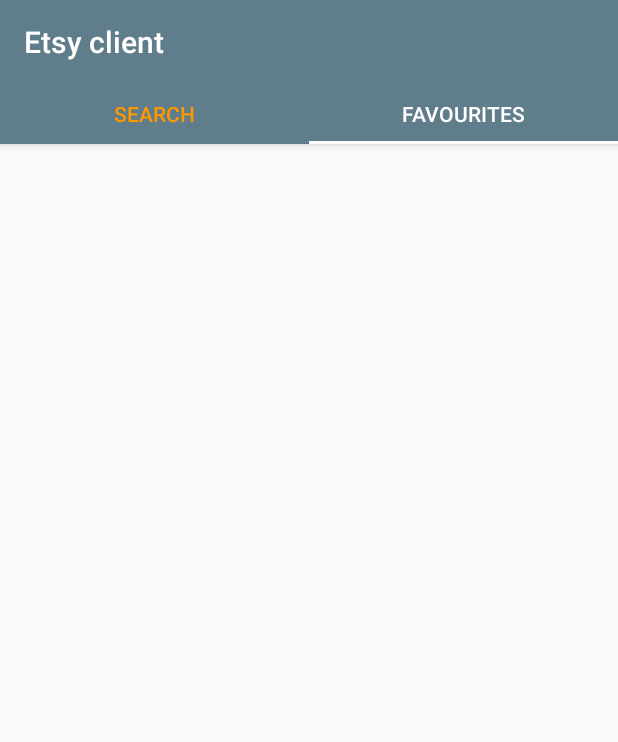
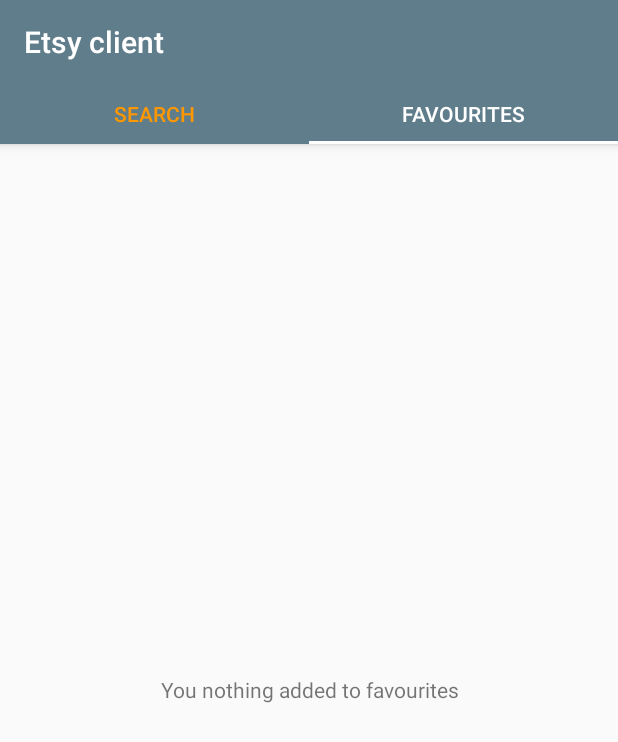
Before and after one commit to oleeja/EtsyClient, an Android app: the screen it shows after launch (MainActivity), tab 2 chosen, on a phone screen of 412 x 824 dp. Shown: the top 742 px of the screen. Run offline under Robolectric (Android 15) with nearby library versions, the phone set to English and light mode, and no system bars; our stand-ins replace ButterKnife, Picasso; libraries missing offline, so code that uses them is left out: com.jakewharton.picasso, rx.android.schedulers, rx.schedulers; pictures from the network do not load; 2 statements that could not run were skipped.

Commit message:
bug fixed

```diff
--- a/app/src/main/java/com/kitsyambocka/etsyclient/fragments/FavouritesFragment.java
+++ b/app/src/main/java/com/kitsyambocka/etsyclient/fragments/FavouritesFragment.java
@@ -2,6 +2,8 @@ package com.kitsyambocka.etsyclient.fragments;
 
 import android.support.v7.widget.GridLayoutManager;
 import android.support.v7.widget.RecyclerView;
+import android.view.View;
+import android.widget.TextView;
 
 import com.kitsyambocka.etsyclient.App;
 import com.kitsyambocka.etsyclient.R;
@@ -21,6 +23,9 @@ public class FavouritesFragment extends BaseFragment {
 
     @BindView(R.id.recycler_favourites)
     RecyclerView recyclerView;
+
+    @BindView(R.id.text_nothing_to_show_favourites)
+    TextView tvNothing;
 
     private GoodsAdapter adapter;
 
@@ -42,12 +47,17 @@ public class FavouritesFragment extends BaseFragment {
         App.getInstance().getDataManager().close();
 
         if(resultGoods!=null){
+            tvNothing.setVisibility(View.GONE);
+            recyclerView.setVisibility(View.VISIBLE);
             goods.setResults(resultGoods);
 
             adapter = new GoodsAdapter(goods, getActivity());
             GridLayoutManager layoutManager = new GridLayoutManager(getActivity(), 3);
             recyclerView.setLayoutManager(layoutManager);
             recyclerView.setAdapter(adapter);
+        }else {
+            tvNothing.setVisibility(View.VISIBLE);
+            recyclerView.setVisibility(View.GONE);
         }
     }
 
--- a/app/src/main/res/layout/fragment_favourites.xml
+++ b/app/src/main/res/layout/fragment_favourites.xml
@@ -2,12 +2,26 @@
 <LinearLayout xmlns:android="http://schemas.android.com/apk/res/android"
     android:layout_width="match_parent"
     android:layout_height="match_parent"
+    android:orientation="vertical"
     android:paddingLeft="@dimen/half_activity_margin"
-    android:paddingRight="@dimen/half_activity_margin"
-    android:orientation="vertical">
+    android:paddingRight="@dimen/half_activity_margin">
 
-    <android.support.v7.widget.RecyclerView
-        android:id="@+id/recycler_favourites"
+    <FrameLayout
         android:layout_width="match_parent"
-        android:layout_height="match_parent" />
+        android:layout_height="match_parent">
+
+        <TextView
+            android:id="@+id/text_nothing_to_show_favourites"
+            android:layout_width="match_parent"
+            android:layout_height="match_parent"
+            android:layout_gravity="center"
+            android:gravity="center"
+            android:text="@string/nothing_to_show_favourites"
+            android:visibility="invisible" />
+
+        <android.support.v7.widget.RecyclerView
+            android:id="@+id/recycler_favourites"
+            android:layout_width="match_parent"
+            android:layout_height="match_parent" />
+    </FrameLayout>
 </LinearLayout>
--- a/app/src/main/res/values/strings.xml
+++ b/app/src/main/res/values/strings.xml
@@ -11,4 +11,6 @@
     <string name="choose_category">Please, choose category&#8230;</string>
     <string name="delete">Delete</string>
     <string name="submit">Submit</string>
+    <string name="nothing_to_show_favourites">You nothing added to favourites</string>
+    <string name="saved_to_favourites">Saved to favourites</string>
 </resources>
```
Also changed, not shown: app/src/main/java/com/kitsyambocka/etsyclient/activities/DetailActivity.java (+13 -1 lines), app/src/main/java/com/kitsyambocka/etsyclient/activities/SearchResultActivity.java (line endings or trailing spaces).
